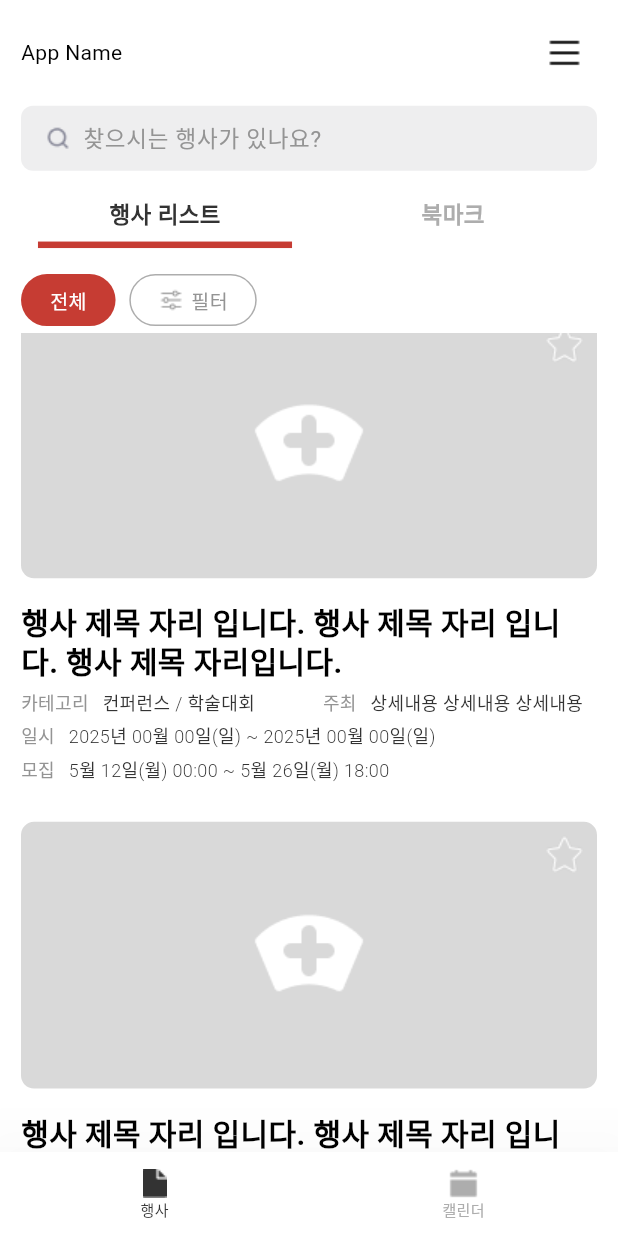
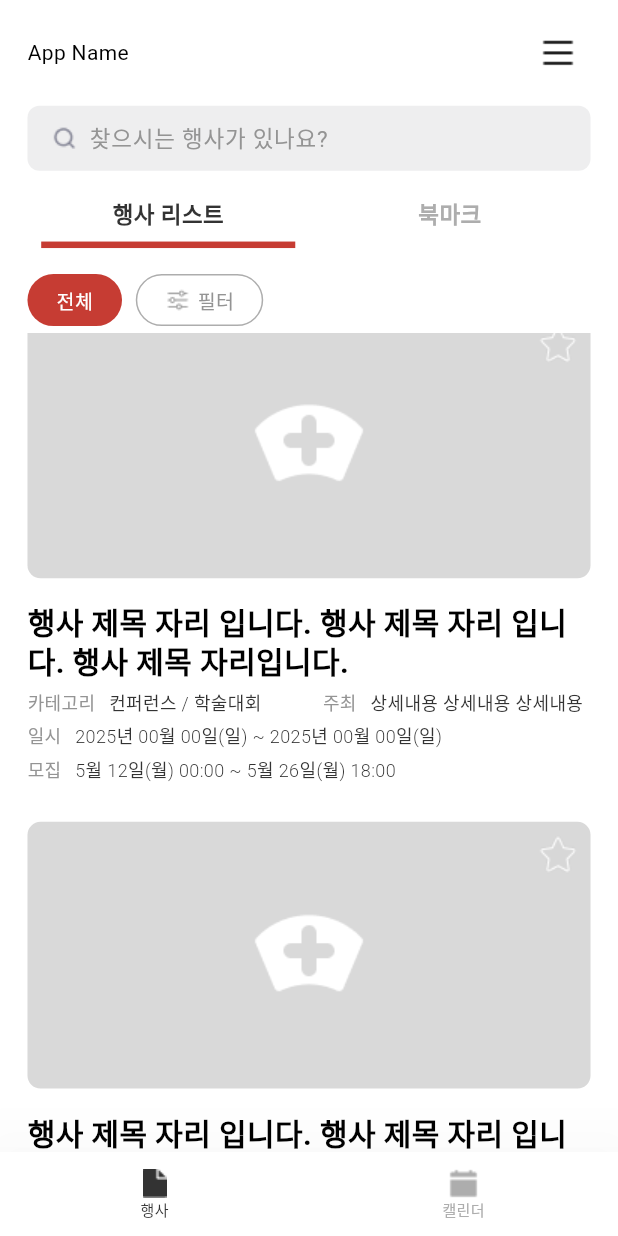
Before and after one commit to jungwuk-ryu/duty-it, a Flutter app: the screen it shows after launch, scrolled down 1728 dp, on a phone screen of 412 x 824 dp. Run offline on Flutter 3.47's test engine with Material 3 defaults, Android fonts, the light colour scheme and no system bars; drawn by our look-alikes of infinite_scroll_pagination; our stand-ins replace flutter_screenutil, get; Roboto replaces fonts that are missing (Pretendard).

Commit message:
refactor: main view의 페이지 padding을 개별적으로 적용

```diff
--- a/lib/app/modules/home/views/home_view.dart
+++ b/lib/app/modules/home/views/home_view.dart
@@ -16,7 +16,9 @@ class HomeView extends GetView<HomeController> {
   const HomeView({super.key});
   @override
   Widget build(BuildContext context) {
-    return Column(
+    return Padding(
+      padding: EdgeInsets.symmetric(horizontal: 16.w),
+      child: Column(
         children: [
           HomeHeader(),
           HomeSearchBar(controller: TextEditingController()),
@@ -74,6 +76,7 @@ class HomeView extends GetView<HomeController> {
             ),
           ),
         ],
+      ),
     );
   }
 }
--- a/lib/app/modules/main/views/main_view.dart
+++ b/lib/app/modules/main/views/main_view.dart
@@ -21,14 +21,11 @@ class MainView extends GetView<MainController> {
       key: controller.scaffoldKey,
       backgroundColor: Colors.white,
       body: SafeArea(
-        child: Padding(
-          padding: EdgeInsets.symmetric(horizontal: 14),
-          child: Obx(
+        child: Obx(
             () => Column(
               children: [Expanded(child: pages[controller.currentIndex.value])],
             ),
           ),
-        ),
       ),
       bottomNavigationBar: Obx(
         () => BottomNavigationBar(
```
Lines whose indentation alone changed are shown as unchanged.
